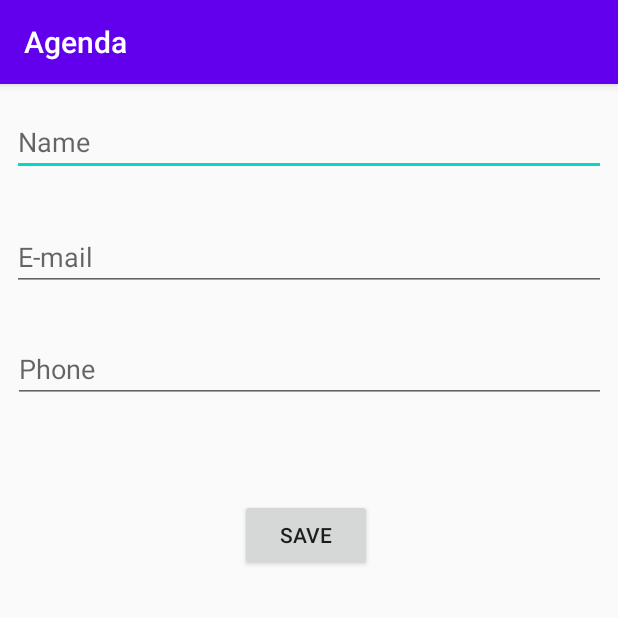
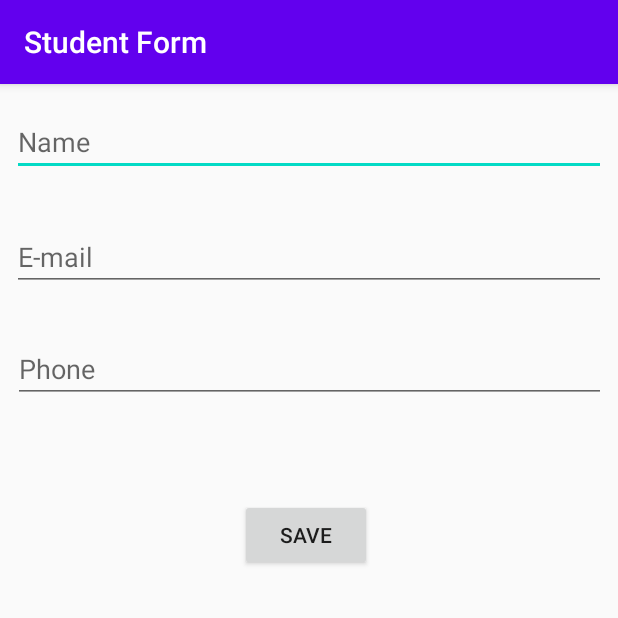
Before and after one commit to rdiego26/alura-android1, an Android app: the StudentFormActivity screen opened directly, with no data from a screen before it, on a phone screen of 412 x 824 dp, the top half of it. Run offline under Robolectric (Android 15) with nearby library versions, the phone set to English and light mode, and no system bars.

Commit message:
Title for form

```diff
--- a/agenda/app/src/main/java/me/diegoramos/agenda/ui/activity/StudentFormActivity.kt
+++ b/agenda/app/src/main/java/me/diegoramos/agenda/ui/activity/StudentFormActivity.kt
@@ -20,6 +20,7 @@ class StudentFormActivity : AppCompatActivity() {
     override fun onCreate(savedInstanceState: Bundle?) {
         super.onCreate(savedInstanceState)
         setContentView(R.layout.activity_student_form)
+        setTitle(R.string.student_form_activity_title)
         initializeComponents()
     }
 
--- a/agenda/app/src/main/res/values/strings.xml
+++ b/agenda/app/src/main/res/values/strings.xml
@@ -1,6 +1,7 @@
 <resources>
     <string name="app_name">Agenda</string>
     <string name="main_activity_title">Students list</string>
+    <string name="student_form_activity_title">Student Form</string>
     <string name="student_form_name_hint">Name</string>
     <string name="student_form_email_hint">E-mail</string>
     <string name="student_form_phone_hint">Phone</string>
```
